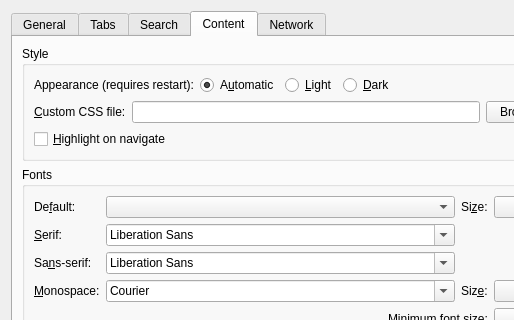
Old version of the form src/libs/ui/settingsdialog.ui in the repository zealdocs/zeal; both pictures show x 0 to 514 and y 0 to 320 of the 600 by 700 pixel window.
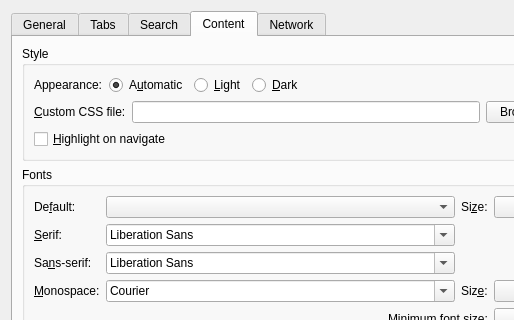
New version of the form. The open tabs and pages were chosen to show the change. Custom widgets are drawn as their Qt base class.

Commit message: feat(browser): apply dark mode without restart with Qt 6.7+

Diff of the .ui file:
```diff
--- a/src/libs/ui/settingsdialog.ui
+++ b/src/libs/ui/settingsdialog.ui
@@ -251,7 +251,7 @@
             <item>
              <widget class="QLabel" name="appearanceLabel">
               <property name="text">
-               <string>Appearance (requires restart):</string>
+               <string>Appearance:</string>
               </property>
              </widget>
             </item>
```
The commit also changes 4 other files.
